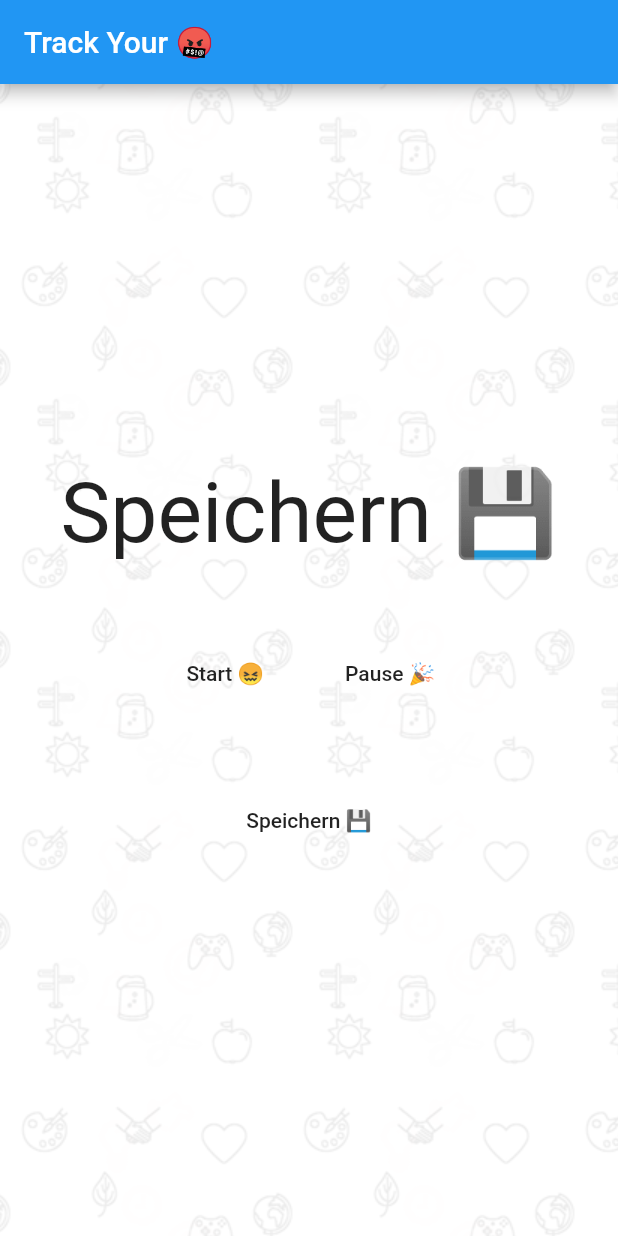
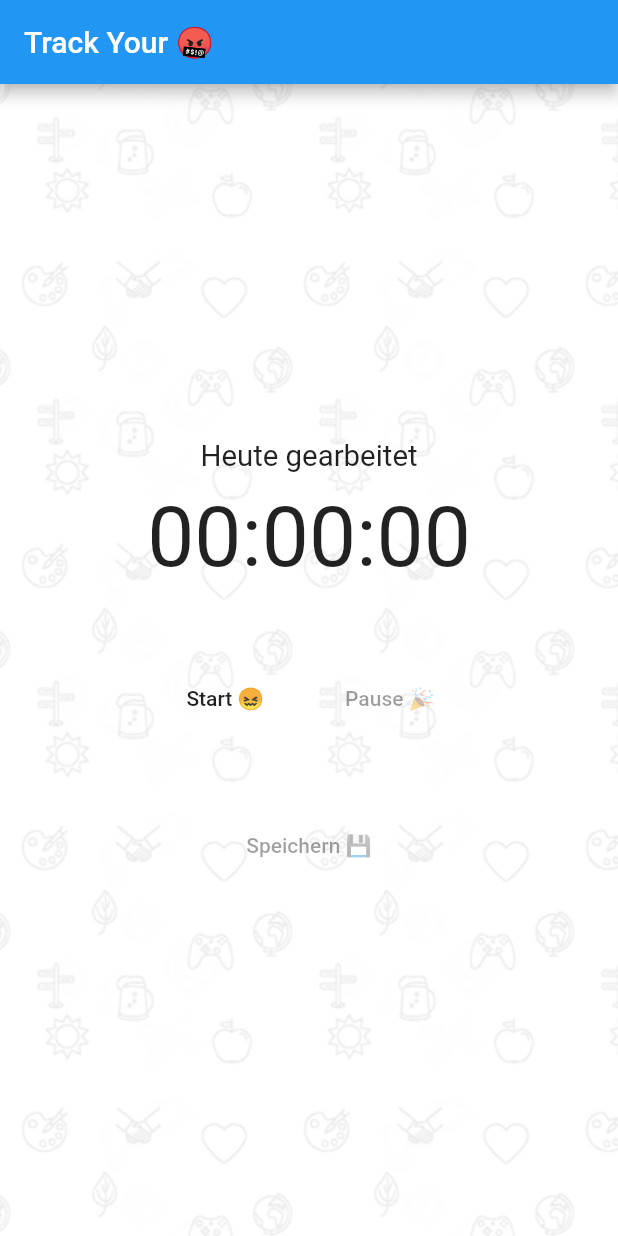
Before and after one commit to marcnmn/flacker, a Flutter app: the screen it shows after launch, after a tap on "Start 😖", after a tap on "Pause 🎉", after a tap on "Speichern 💾", on a phone screen of 412 x 824 dp. Run offline on Flutter 3.47's test engine with Material 2 defaults, Android fonts, the phone set to English and light mode, and no system bars.

Commit message:
Properly handling button state and added clear ability.

```diff
--- a/lib/main.dart
+++ b/lib/main.dart
@@ -28,33 +28,30 @@ class StartStopPage extends StatefulWidget {
 
 class _StartStopPageState extends State<StartStopPage>
     with SingleTickerProviderStateMixin {
+  AnimationController controller;
   Animation<double> animation;
-  AnimationController controller;
 
-  String _title = 'yoyoy';
-  String _background = _workBkg;
-  var _model = [];
-  DecorationTween _dt;
-  bool _workMode = true;
+  String _workTitle = 'Heute gearbeitet';
+  String _workDuration = '00:00:00';
 
-  static const _startBtn = 'Start 😖';
+  List<Period> _periods = [];
+  Period _current;
+
+  static const _startBtnStart = 'Start 😖';
+  static const _startBtnCtn = 'Weiter 😩';
   static const _pauseBtn = 'Pause 🎉';
   static const _saveBtn = 'Speichern 💾';
+  static const _animDur = const Duration(milliseconds: 500);
 
   static const _workBkg = 'images/background_pattern.png';
   static const _pauseBkg = 'images/background_pattern_pause.png';
 
-  DateTime start = new DateTime.now();
-
   initState() {
     super.initState();
-    controller = new AnimationController(
-        duration: const Duration(milliseconds: 500), vsync: this);
-    animation = new Tween(begin: 0.0, end: 1.0).animate(controller)
-      ..addListener(() => setState(() => {}));
-    // todo: fetch from storage
-    // _runClock();
-    _model.add(new Period.start());
+    controller = new AnimationController(duration: _animDur, vsync: this);
+    animation = new Tween(begin: 0.0, end: 1.0).animate(controller);
+    animation.addListener(() => setState(() => {}));
+    _runClock();
   }
 
   dispose() {
@@ -62,26 +59,27 @@ class _StartStopPageState extends State<StartStopPage>
     super.dispose();
   }
 
-  BoxDecoration _bkg(String asset) => new BoxDecoration(
-          image: new DecorationImage(
-        image: new AssetImage(asset),
-        fit: BoxFit.scaleDown,
-        repeat: ImageRepeat.repeat,
-      ));
-
-  void _incrementCounter(String msg) {
-    // share(msg);
-    setState(() {
-      _title = msg;
-    });
-    _workMode = !_workMode;
-    if (_workMode)
-      controller.forward();
-    else
-      controller.reverse();
+  void _start() {
+    _current = new Period.start();
+    controller.forward();
   }
 
-  Period _current() => _model.last;
+  void _pause() {
+    if (_current == null || _current.x == null) return;
+    _current.y = new DateTime.now();
+    _periods.add(_current);
+    controller.reverse();
+    _current = null;
+  }
+
+  void _saveDay() {
+    if (_periods.length <= 0 || _current != null) return;
+    // todo: save action
+    print('saveDay');
+    _periods.clear();
+    _current = null;
+    _updateDate();
+  }
 
   void _runClock() async {
     final stream = new Stream.periodic(new Duration(seconds: 1));
@@ -92,15 +90,16 @@ class _StartStopPageState extends State<StartStopPage>
 
   void _updateDate() {
     setState(() {
-      Duration diff = new DateTime.now().difference(start);
-      _title = [
-        diff.inHours.toString().padLeft(2, '0'),
-        (diff.inMinutes % 60).toString().padLeft(2, '0'),
-        (diff.inSeconds % 60).toString().padLeft(2, '0'),
-      ].join(':');
-      print(_current());
+      Duration duration = _current != null ? _current.duration : new Duration();
+      _periods.forEach((p) => duration += p.duration);
+      _workDuration = Period.durationToString(duration);
     });
   }
+
+  String get _startLabel => _periods.isEmpty ? _startBtnStart : _startBtnCtn;
+  get _startFn => _current?.x == null ? _start : null;
+  get _pauseFn => _current?.x != null ? _pause : null;
+  get _saveFn => _periods.isNotEmpty && _current == null ? _saveDay : null;
 
   @override
   Widget build(BuildContext context) {
@@ -117,24 +116,22 @@ class _StartStopPageState extends State<StartStopPage>
             new Center(
               child:
                   new Column(mainAxisSize: MainAxisSize.min, children: <Widget>[
-                new Text(_title, textScaleFactor: 4.0),
+                new Text(_workTitle, textScaleFactor: 1.4),
+                new Container(height: 10.0),
+                new Text(_workDuration, textScaleFactor: 4.0),
                 new Container(height: 50.0),
                 new Row(
                   mainAxisSize: MainAxisSize.min,
                   children: <Widget>[
                     new FlatButton(
-                        child: const Text(_startBtn),
-                        onPressed: () => _incrementCounter(_startBtn)),
+                        child: new Text(_startLabel), onPressed: _startFn),
                     new Container(width: 20.0),
                     new FlatButton(
-                        child: const Text(_pauseBtn),
-                        onPressed: () => _incrementCounter(_pauseBtn)),
+                        child: const Text(_pauseBtn), onPressed: _pauseFn),
                   ],
                 ),
                 new Container(height: 50.0),
-                new FlatButton(
-                    child: const Text(_saveBtn),
-                    onPressed: () => _incrementCounter(_saveBtn)),
+                new FlatButton(child: const Text(_saveBtn), onPressed: _saveFn),
               ]),
             ),
           ],
@@ -149,4 +146,25 @@ class Period {
   Period.start() {
     this.x = new DateTime.now();
   }
+
+  Duration get duration {
+    if (this.x == null) return new Duration();
+    if (this.y == null) return new DateTime.now().difference(this.x);
+    return this.y.difference(this.x);
+  }
+
+  static String durationToString(Duration dur) {
+    return [
+      dur.inHours.toString().padLeft(2, '0'),
+      (dur.inMinutes % 60).toString().padLeft(2, '0'),
+      (dur.inSeconds % 60).toString().padLeft(2, '0'),
+    ].join(':');
+  }
 }
+
+BoxDecoration _bkg(String asset) => new BoxDecoration(
+        image: new DecorationImage(
+      image: new AssetImage(asset),
+      fit: BoxFit.scaleDown,
+      repeat: ImageRepeat.repeat,
+    ));
```
